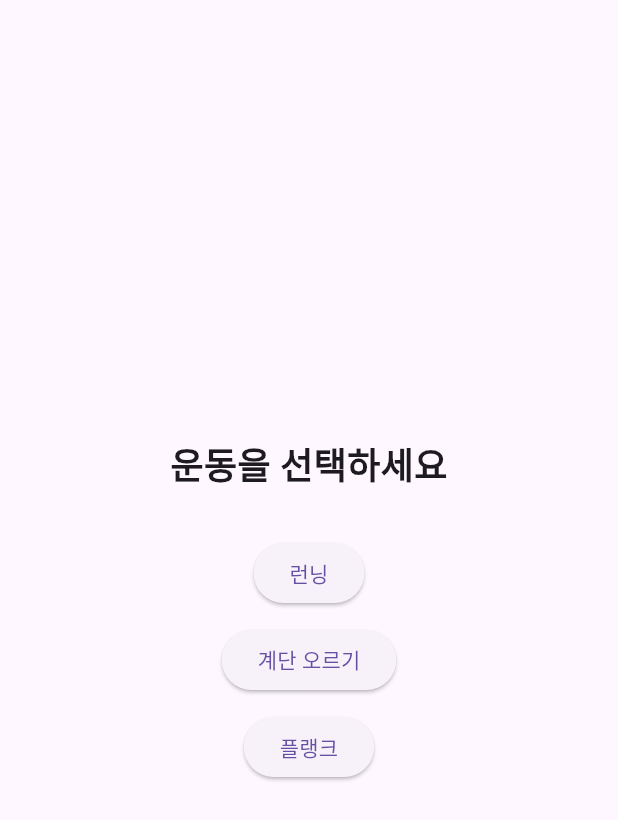
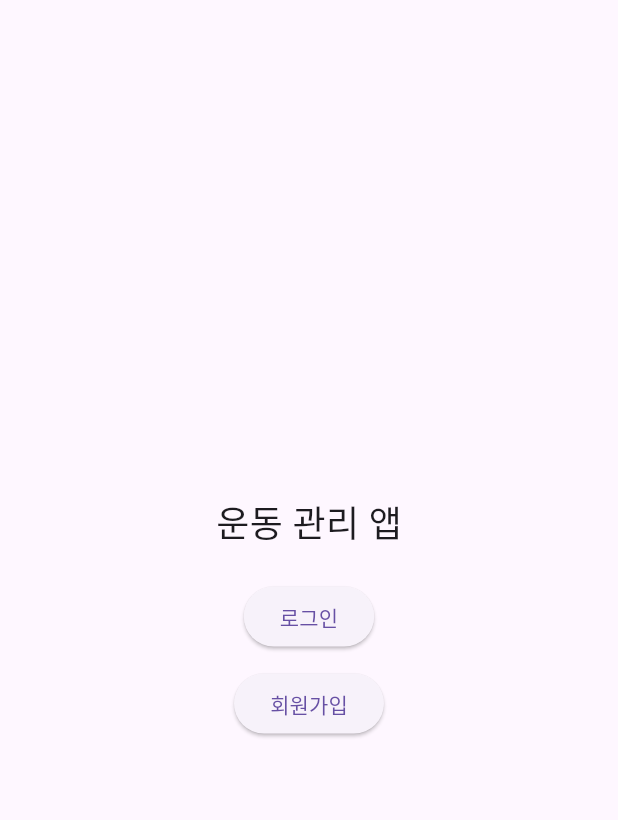
Before and after one commit to JJJmin777/Workout_app, a Flutter app: the screen it shows after launch, on a phone screen of 412 x 824 dp. Shown: the top 820 px of the screen. Run offline on Flutter 3.47's test engine with Material 3 defaults, Android fonts, the phone set to English and light mode, and no system bars; our stand-ins replace firebase_auth, firebase_core; accounts and stored records are empty.

```diff
--- a/lib/main.dart
+++ b/lib/main.dart
@@ -1,6 +1,10 @@
 import 'package:flutter/material.dart';
+import 'package:firebase_core/firebase_core.dart';
+import 'screens/login_screen.dart';
 
-void main() {
+void main() async {
+  WidgetsFlutterBinding.ensureInitialized(); // Flutter 시스템 준비
+  await Firebase.initializeApp(); // Firebase 준비
   runApp(MyApp());
 }
 
@@ -10,33 +14,7 @@ class MyApp extends StatelessWidget {
     return MaterialApp(
       title: '운동 관리 앱',
       theme: ThemeData(primarySwatch: Colors.blue),
-      home: WorkoutSelectionScreen(),
+      home: LoginScreen(),
     );
   }
 }
-
-class WorkoutSelectionScreen extends StatelessWidget {
-  @override
-  Widget build(BuildContext context) {
-    return Scaffold(
-      body: Center( // <- 화면 중앙 정렬
-        child: Column(
-          mainAxisSize: MainAxisSize.min, // 중앙 정렬 효과
-          children: [
-            Text(
-              "운동을 선택하세요",
-              style: TextStyle(fontSize: 24, fontWeight: FontWeight.bold),
-            ),
-            SizedBox(height: 30),
-            ElevatedButton(onPressed: () {}, child: Text("런닝")),
-            SizedBox(height: 10),
-            ElevatedButton(onPressed: () {}, child: Text("계단 오르기")),
-            SizedBox(height: 10),
-            ElevatedButton(onPressed: () {}, child: Text("플랭크")),
-            SizedBox(height: 10),
-          ],
-        ),
-      )
-    );
-  }
-}
--- /dev/null
+++ b/lib/screens/login_screen.dart
@@ -0,0 +1,39 @@
+import 'package:flutter/material.dart';
+import 'workout_selection_screen.dart';
+import 'signup_screen.dart';
+
+class LoginScreen extends StatelessWidget {
+  @override
+  Widget build(BuildContext context) {
+    return Scaffold(
+      body: Center(
+        child: Column(
+          mainAxisSize: MainAxisSize.min,
+          children: [
+            Text("운동 관리 앱", style: TextStyle(fontSize: 24)),
+            SizedBox(height: 20),
+            ElevatedButton(
+              onPressed: () {
+                Navigator.push(
+                  context,
+                  MaterialPageRoute(builder: (_) => WorkoutSelectionScreen()),
+                );
+              },
+              child: Text("로그인"),
+            ),
+            SizedBox(height: 10),
+            ElevatedButton(
+              onPressed: () {
+                Navigator.push(
+                  context,
+                  MaterialPageRoute(builder: (_) => SignupScreen()),
+                );
+              },
+              child: Text("회원가입"),
+            ),
+          ],
+        ),
+      ),
+    );
+  }
+}
--- a/pubspec.yaml
+++ b/pubspec.yaml
@@ -30,6 +30,8 @@ environment:
 dependencies:
   flutter:
     sdk: flutter
+  firebase_core: ^2.24.2
+  firebase_auth: ^4.17.4
 
   # The following adds the Cupertino Icons font to your application.
   # Use with the CupertinoIcons class for iOS style icons.
```
Also changed, not shown: lib/models/user.dart (added, +10 -0 lines), lib/screens/signup_screen.dart (added, +47 -0 lines), lib/screens/workout_selection_screen.dart (added, +27 -0 lines), lib/screens/login_form.dart (added), pubspec.lock, 4 other files.
